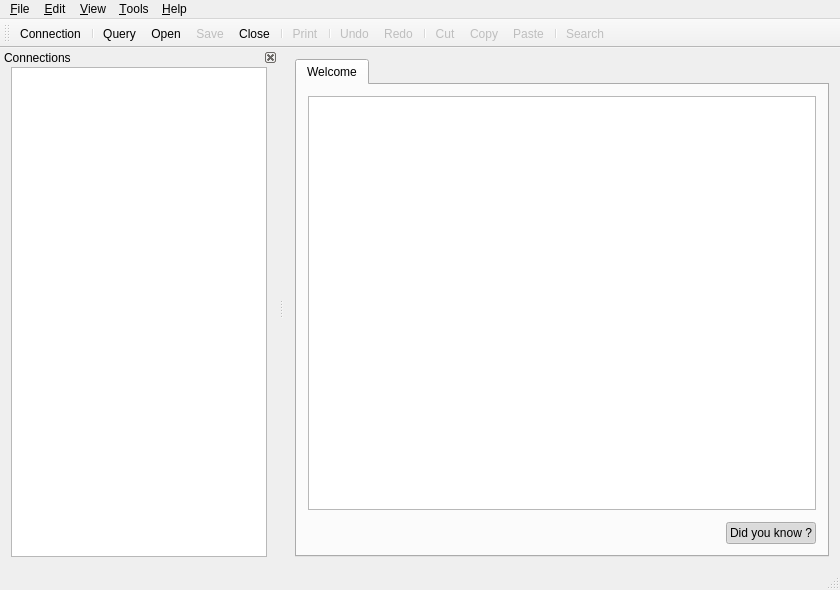
Old version of the form src/mainwindow.ui in the repository FrenchDilettante/dbmaster.
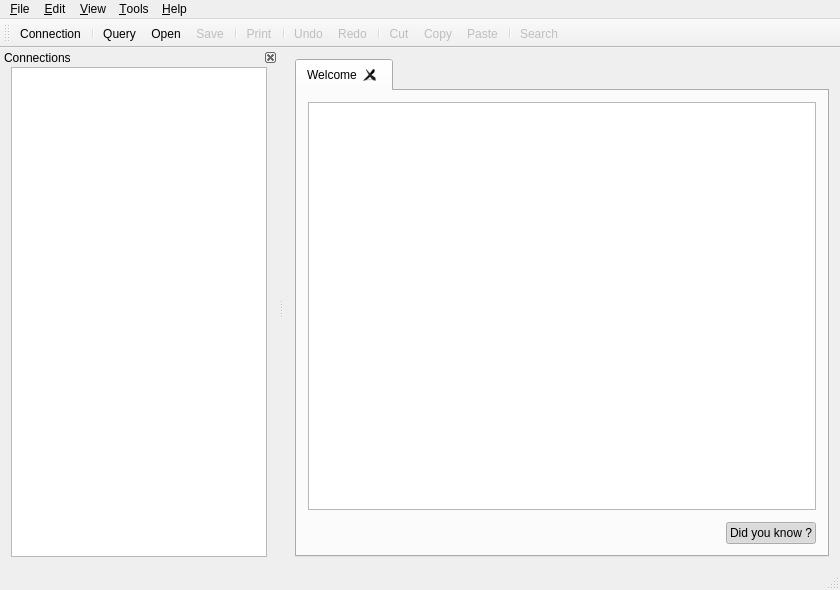
New version of the form. Icons and pictures are not drawn. Custom widgets are drawn as their Qt base class.

```diff
--- a/src/mainwindow.ui
+++ b/src/mainwindow.ui
@@ -21,6 +21,12 @@
    <layout class="QGridLayout" name="gridLayout_2">
     <item row="0" column="0">
      <widget class="QTabWidget" name="tabWidget">
+      <property name="tabsClosable">
+       <bool>true</bool>
+      </property>
+      <property name="movable">
+       <bool>true</bool>
+      </property>
       <widget class="AbstractTabWidget" name="hometab">
        <attribute name="icon">
         <iconset>
@@ -176,34 +182,6 @@
    <addaction name="menuTools"/>
    <addaction name="menuHelp"/>
   </widget>
-  <widget class="QToolBar" name="mainToolBar">
-   <property name="windowTitle">
-    <string>Main toolbar</string>
-   </property>
-   <attribute name="toolBarArea">
-    <enum>TopToolBarArea</enum>
-   </attribute>
-   <attribute name="toolBarBreak">
-    <bool>false</bool>
-   </attribute>
-   <addaction name="actionAddDb"/>
-   <addaction name="separator"/>
-   <addaction name="actionNewQuery"/>
-   <addaction name="actionOpenQuery"/>
-   <addaction name="actionSaveQuery"/>
-   <addaction name="actionCloseTab"/>
-   <addaction name="separator"/>
-   <addaction name="actionPrint"/>
-   <addaction name="separator"/>
-   <addaction name="actionUndo"/>
-   <addaction name="actionRedo"/>
-   <addaction name="separator"/>
-   <addaction name="actionCut"/>
-   <addaction name="actionCopy"/>
-   <addaction name="actionPaste"/>
-   <addaction name="separator"/>
-   <addaction name="actionSearch"/>
-  </widget>
   <widget class="QStatusBar" name="statusBar"/>
   <widget class="QDockWidget" name="dockWidget">
    <property name="features">
@@ -233,6 +211,33 @@
     </layout>
    </widget>
   </widget>
+  <widget class="QToolBar" name="mainToolBar">
+   <property name="windowTitle">
+    <string>Main toolbar</string>
+   </property>
+   <attribute name="toolBarArea">
+    <enum>TopToolBarArea</enum>
+   </attribute>
+   <attribute name="toolBarBreak">
+    <bool>false</bool>
+   </attribute>
+   <addaction name="actionAddDb"/>
+   <addaction name="separator"/>
+   <addaction name="actionNewQuery"/>
+   <addaction name="actionOpenQuery"/>
+   <addaction name="actionSaveQuery"/>
+   <addaction name="separator"/>
+   <addaction name="actionPrint"/>
+   <addaction name="separator"/>
+   <addaction name="actionUndo"/>
+   <addaction name="actionRedo"/>
+   <addaction name="separator"/>
+   <addaction name="actionCut"/>
+   <addaction name="actionCopy"/>
+   <addaction name="actionPaste"/>
+   <addaction name="separator"/>
+   <addaction name="actionSearch"/>
+  </widget>
   <action name="actionAddDb">
    <property name="text">
     <string>Connection</string>
```
Left out of the diff: 2 changed lines with no effect on the pictures.
